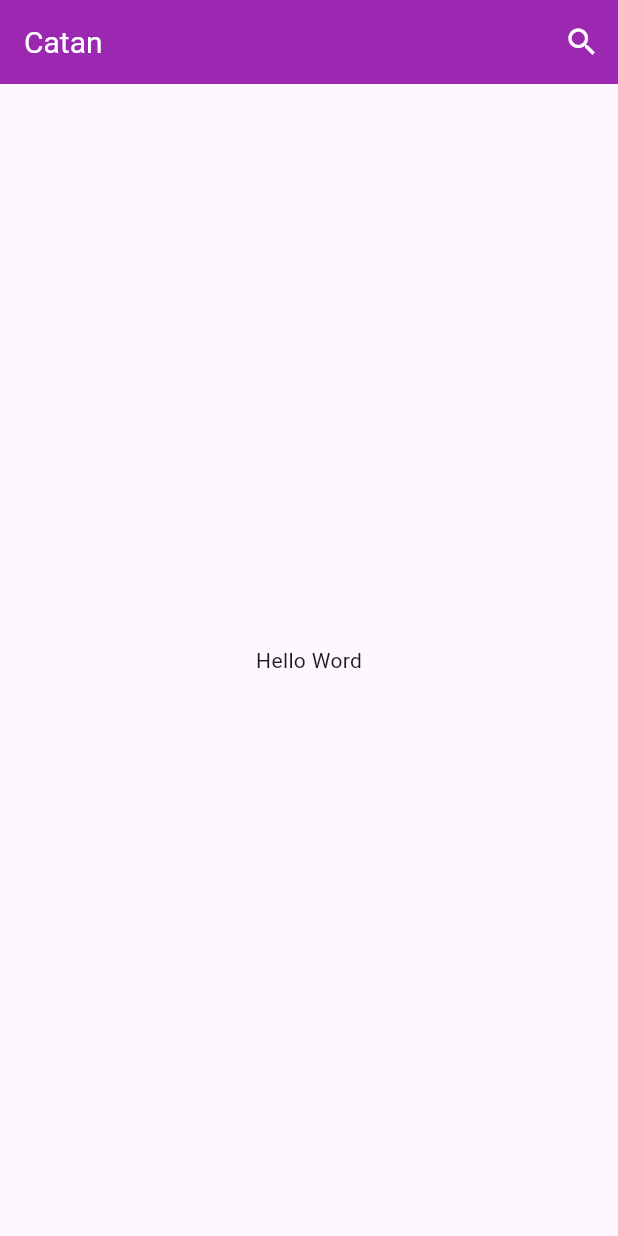
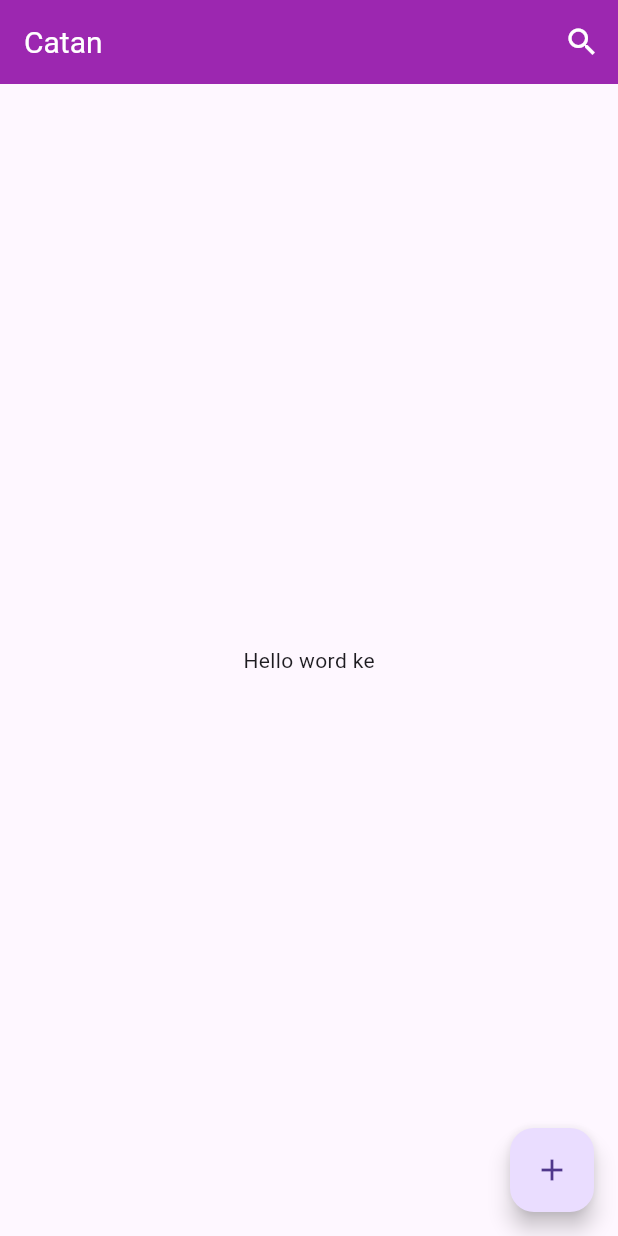
Before and after one commit to AimanFadillah/Belajar-Flutter, a Flutter app: the screen it shows after launch, on a phone screen of 412 x 824 dp. Run offline on Flutter 3.47's test engine with Material 3 defaults, Android fonts, the phone set to English and light mode, and no system bars.

Commit message:
layout awal

```diff
--- a/lib/main.dart
+++ b/lib/main.dart
@@ -19,10 +19,15 @@ class MyApp extends StatelessWidget {
         title:const Text("Catan",style: TextStyle(color: Colors.white,fontSize: 20)),
         backgroundColor: Colors.purple,
         actions:const [
-          IconButton(onPressed: null, icon: Icon(Icons.search,color: Colors.white),tooltip: "Search")
+          IconButton(onPressed: null, icon: Icon(Icons.search,color: Colors.white),tooltip: "Cari Catatan")
         ],
       ),
       body:const BodyApp(),
+      floatingActionButton:const FloatingActionButton(
+          onPressed: null,
+          tooltip: "Tambah Catatan",
+          child:Icon(Icons.add)
+      ),
     );
   }
 }
@@ -32,7 +37,7 @@ class BodyApp extends StatelessWidget{
   @override
   Widget build(BuildContext context) {
     return const Center(
-      child: Text("Hello Word"),
+      child: Text("Hello word ke"),
     );
   }
 }
```
